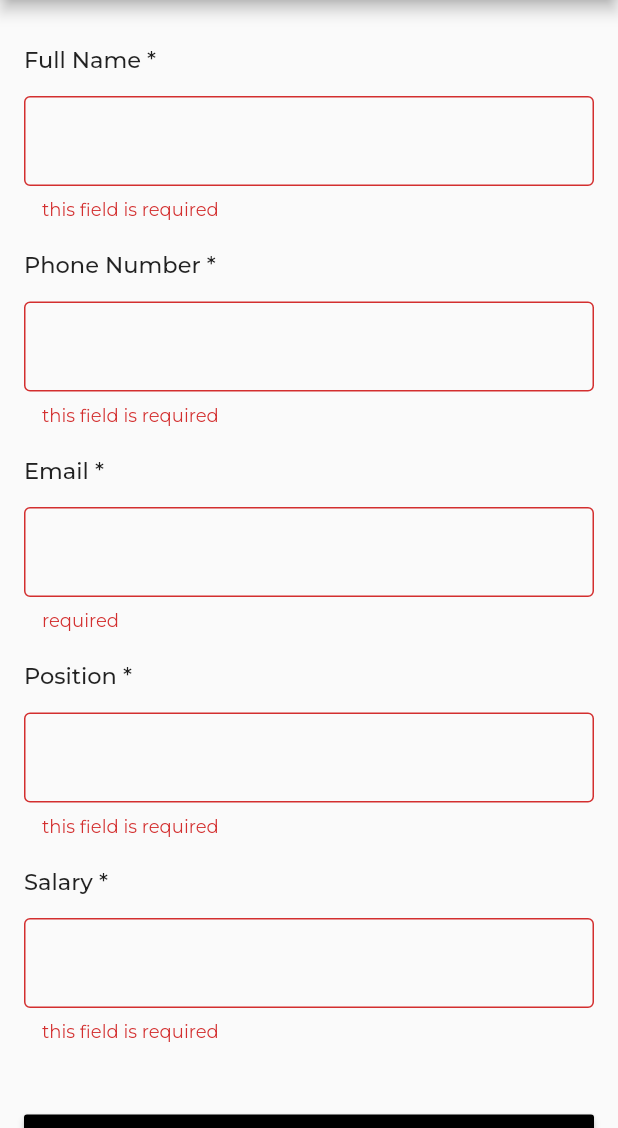
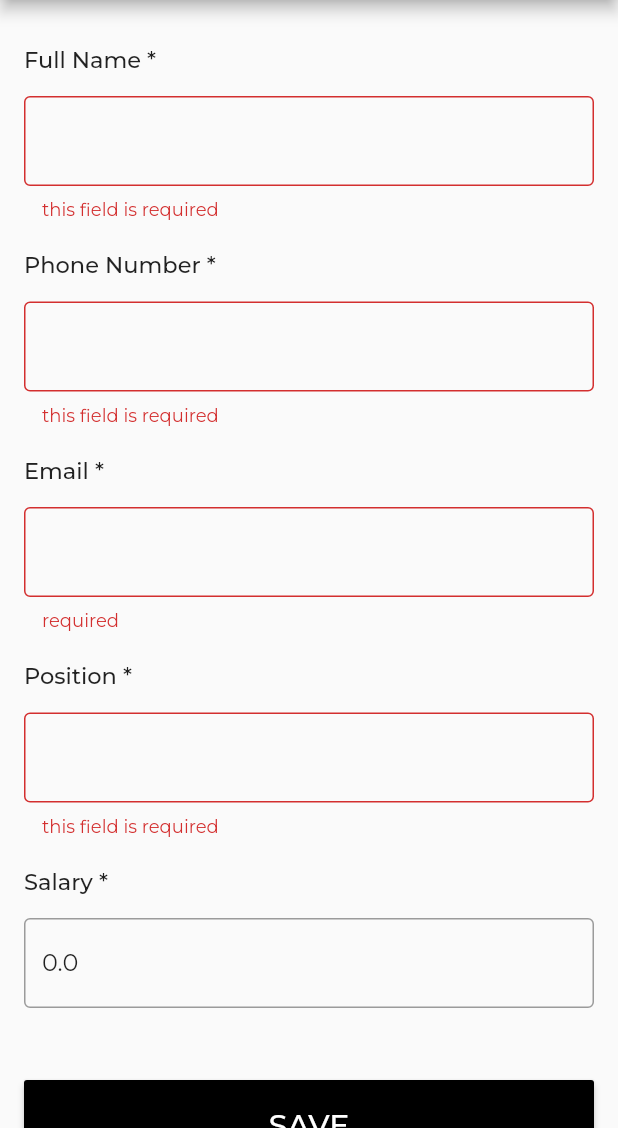
Before and after one commit to michael-asnake-bekele/michael-asnake-mobile-engineer-interview, a Flutter app: the CreateEmployeePage screen opened directly, scrolled down 46 dp, after a tap on "SAVE", on a phone screen of 412 x 824 dp, the part 108-1236 px from its top. Run offline on Flutter 3.47's test engine with Material 2 defaults, Android fonts, the phone set to English and light mode, and no system bars; our stand-ins replace basic_utils, faker, flutter_riverpod, google_fonts, hive_flutter, sprintf; accounts and stored records are empty.

Commit message:
-feat: edit employee implementation

```diff
--- a/lib/models/employee.dart
+++ b/lib/models/employee.dart
@@ -24,6 +24,12 @@ class Employee{
     this.salary
   );
 
-  Employee.empty();
+  Employee.empty(){
+    fullName = '';
+    phoneNumber = '';
+    email = '';
+    position = '';
+    salary = 0;
+  }
 
 }
--- a/lib/screens/create_employee_page.dart
+++ b/lib/screens/create_employee_page.dart
@@ -16,6 +16,11 @@ class CreateEmployeePage extends StatefulWidget {
 class _CreateEmployeePageState extends State<CreateEmployeePage> {
   GlobalKey<FormState> formKey = GlobalKey<FormState>();
   Employee employee = Employee.empty();
+  TextEditingController fullNameController = TextEditingController();
+  TextEditingController phoneNumberController = TextEditingController();
+  TextEditingController emailController = TextEditingController();
+  TextEditingController positionController = TextEditingController();
+  TextEditingController salaryController = TextEditingController();
 
   @override
   void initState() {
@@ -26,6 +31,7 @@ class _CreateEmployeePageState extends State<CreateEmployeePage> {
       });
     }
   }
+
   @override
   Widget build(BuildContext context) {
     return Scaffold(
@@ -62,7 +68,9 @@ class _CreateEmployeePageState extends State<CreateEmployeePage> {
                         if (!input!.contains(' ')) {
                           return 'Please enter full name';
                         }
-                      }),
+                      },
+                    initialValue: employee.fullName,
+                      ),
                   getTextFormField(
                     hint: 'Phone Number *',
                     onChanged: (input) {
@@ -76,8 +84,8 @@ class _CreateEmployeePageState extends State<CreateEmployeePage> {
                         return requiredFieldValidator(input);
                       }
                     },
-                    isPhoneNumber: true
-
+                    initialValue: employee.phoneNumber,
+                    isPhoneNumber: true,
                   ),
                   getTextFormField(
                     hint: 'Email *',
@@ -93,13 +101,17 @@ class _CreateEmployeePageState extends State<CreateEmployeePage> {
                         return 'invalid email';
                       }
                     },
+                    initialValue: employee.email,
                   ),
                   getTextFormField(
                       hint: 'Position *',
                       onChanged: (input) {
                         employee.position = input;
                       },
-                      validator: requiredFieldValidator),
+                      validator: requiredFieldValidator,
+                    initialValue: employee.position,
+
+                  ),
                   getTextFormField(
                       hint: 'Salary *',
                       onChanged: (input) {
@@ -122,7 +134,10 @@ class _CreateEmployeePageState extends State<CreateEmployeePage> {
                         } catch (exception) {
                           return 'Invalid input, please enter a decimal number';
                         }
-                      }),
+                      },
+                    initialValue: '${employee.salary}',
+
+                  ),
                   Consumer(
                     builder: (context, ref, child) {
                       EmployeeListNotifier employeeListNotifier =
@@ -168,10 +183,10 @@ class _CreateEmployeePageState extends State<CreateEmployeePage> {
     if(widget.editEmployee != null){
       //is edit mode
       employeeListNotifier.editEmployee(widget.index!, employee);
-      successMessage = 'Employee Successfully saved';
+      successMessage = 'Employee data successfully updated ';
+      Navigator.of(context).pop();
     }else{
       successMessage = 'New Employee Successfully saved';
-
       employeeListNotifier.addEmployee(employee);
     }
     formKey.currentState?.reset();
@@ -208,7 +223,8 @@ class _CreateEmployeePageState extends State<CreateEmployeePage> {
       required void Function(String) onChanged,
       required String? Function(String?) validator,
       bool isDecimal = false,
-      bool isPhoneNumber = false}) {
+      bool isPhoneNumber = false,
+      String initialValue = ''}) {
     return Column(
       crossAxisAlignment: CrossAxisAlignment.start,
       children: [
@@ -220,6 +236,7 @@ class _CreateEmployeePageState extends State<CreateEmployeePage> {
         Padding(
           padding: const EdgeInsets.only(top: 16.0),
           child: TextFormField(
+            initialValue: initialValue,
             decoration: const InputDecoration(
               border: OutlineInputBorder(),
             ),
--- a/lib/screens/employee_list_page.dart
+++ b/lib/screens/employee_list_page.dart
@@ -51,7 +51,7 @@ class _EmployeeListPageState extends State<EmployeeListPage> {
                           employeeListNotifier.removeEmployee(index);
                         },
                         onEditTapped: () {
-                          Navigator.of(context).push(MaterialPageRoute(builder: (context) => CreateEmployeePage(editEmployee: employee, index: index)));
+                          Navigator.of(context).push(MaterialPageRoute(builder: (context) => CreateEmployeePage(index: index, editEmployee: employee,)));
                         },
                         onTapped: () {
                           Navigator.of(context).push(MaterialPageRoute(
```
